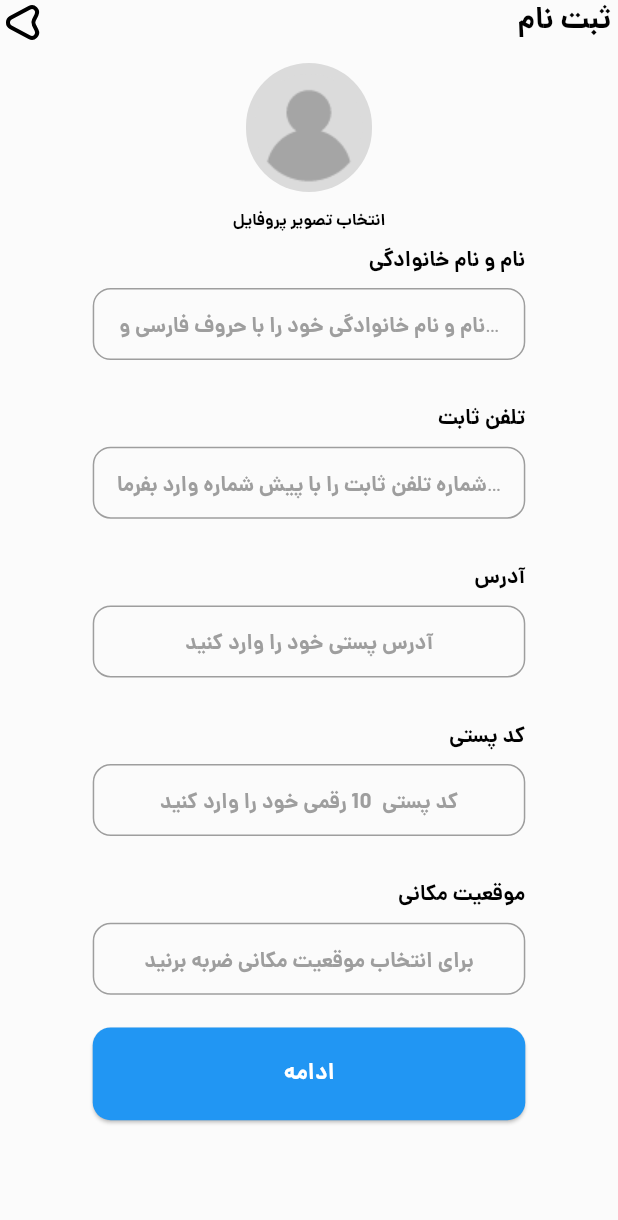
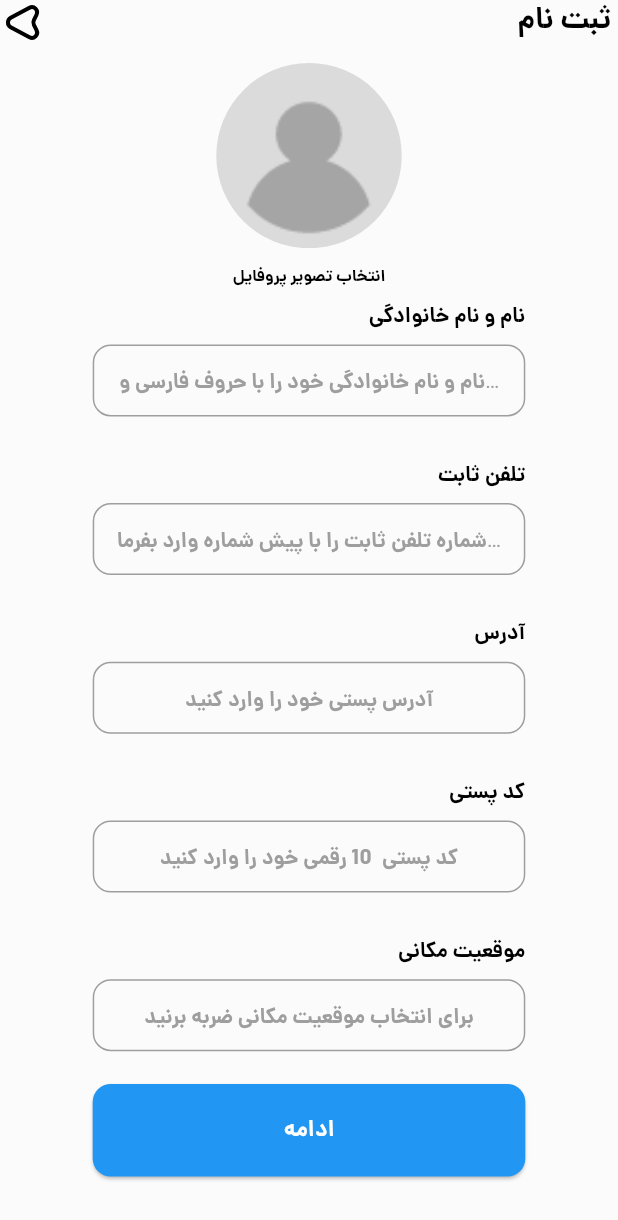
Before and after one commit to zahraaapz/watch_store_flutter, a Flutter app: the RegisterScreen screen opened by its route, on a phone screen of 412 x 824 dp. Shown: the top 1220 px of the screen. Run offline on Flutter 3.47's test engine with Material 3 defaults, Android fonts, the phone set to English and light mode, and no system bars; our stand-ins replace bloc, carousel_slider, dio, flutter_bloc, flutter_svg, image_cropper and 2 more; accounts and stored records are empty; project files that could hold a hidden picture were left out.

Commit message:
add custom widget

```diff
--- a/lib/widget/avatar.dart
+++ b/lib/widget/avatar.dart
@@ -7,17 +7,28 @@ import '../components/text_style.dart';
 import '../res/string.dart';
 
 class Avatar extends StatelessWidget{
+Avatar({required this.file,required this.onTap});
+  final file;
+  final onTap;
   @override
   Widget build(BuildContext context) {
-return Column(children: [
+return GestureDetector(
+  onTap: onTap,
+  child: Column(children: [
 
-  ClipRRect(
-    borderRadius: BorderRadius.circular(1000),
-    child: Image.asset(Assets.png.avatar.path),
-  ),
-  MyDimens.medium.height,
-  Text(MyStrings.chooseProfileImage,style: MyStyles.avatarText)
-],);
+    SizedBox(
+      width: MediaQuery.sizeOf(context).width*.3,
+      height: MediaQuery.sizeOf(context).height*.15,
+      child: ClipRRect(
+        borderRadius: BorderRadius.circular(1000),
+        child: file==null?
+         Image.asset(Assets.png.avatar.path,fit:BoxFit.fill ,):Image.file(file,fit:BoxFit.fill),
+      ),
+    ),
+    MyDimens.medium.height,
+    Text(MyStrings.chooseProfileImage,style: MyStyles.avatarText)
+  ],),
+);
   }
 
 
--- a/pubspec.yaml
+++ b/pubspec.yaml
@@ -42,6 +42,8 @@ dependencies:
   dio: ^5.4.0
   flutter_bloc: ^8.1.3
   shared_preferences: ^2.2.2
+  image_picker: ^1.0.7
+  image_cropper: ^5.0.1
 
 dev_dependencies:
   flutter_test:
```
Also changed, not shown: lib/screens/auth/verify_code_screen.dart (+5 -9 lines), lib/screens/register_screen .dart (+88 -7 lines), lib/utils/image_handler.dart (added, +30 -0 lines), pubspec.lock, 6 other files.
